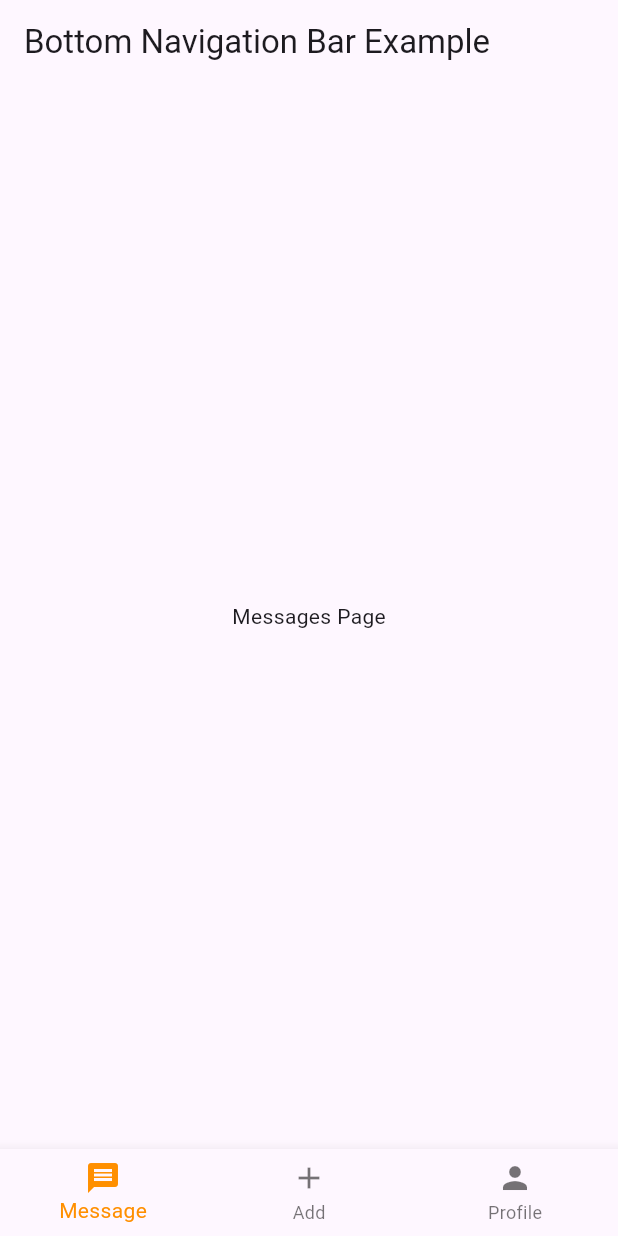
After one commit to Raunakshaw360/random_chat, a Flutter app: the Nav screen opened directly, on a phone screen of 412 x 824 dp. The commit adds this screen. Run offline on Flutter 3.47's test engine with Material 3 defaults, Android fonts, the phone set to English and light mode, and no system bars.

Commit message:
bottom navigation created

```diff
--- /dev/null
+++ b/lib/app_pages/app_pages/bottom_nav.dart
@@ -0,0 +1,70 @@
+import 'package:flutter/material.dart';
+
+void main() {
+  runApp(MyApp());
+}
+
+class MyApp extends StatelessWidget {
+  @override
+  Widget build(BuildContext context) {
+    return MaterialApp(
+      title: 'Bottom Navigation Bar Example',
+      theme: ThemeData(
+        primarySwatch: Colors.blue,
+      ),
+      home:Nav(),
+    );
+  }
+}
+
+class Nav extends StatefulWidget {
+  @override
+  _MyHomePageState createState() => _MyHomePageState();
+}
+
+class _MyHomePageState extends State<Nav> {
+  int _selectedIndex = 0;
+
+  static const List<Widget> _widgetOptions = <Widget>[
+    Text('Messages Page'),
+    Text('Add Page'),
+    Text('Profile Page'),
+  ];
+
+  void _onItemTapped(int index) {
+    setState(() {
+      _selectedIndex = index;
+    });
+  }
+
+  @override
+  Widget build(BuildContext context) {
+    return Scaffold(
+      appBar: AppBar(
+        title: Text('Bottom Navigation Bar Example'),
+      ),
+      body: Center(
+        child: _widgetOptions.elementAt(_selectedIndex),
+      ),
+      bottomNavigationBar: BottomNavigationBar(
+        items: const <BottomNavigationBarItem>[
+          BottomNavigationBarItem(
+            icon: Icon(Icons.message),
+            label: 'Message',
+          ),
+          BottomNavigationBarItem(
+            icon: Icon(Icons.add),
+            label: 'Add',
+          ),
+          BottomNavigationBarItem(
+            icon: Icon(Icons.person),
+            label: 'Profile',
+          ),
+        ],
+        currentIndex: _selectedIndex,
+        selectedItemColor: Colors.amber[800],
+        onTap: _onItemTapped,
+      ),
+    );
+  }
+}
--- /dev/null
+++ b/lib/app_pages/app_pages/contacts_screen.dart
@@ -0,0 +1,50 @@
+// lib/contacts_screen.dart
+import 'package:flutter/material.dart';
+
+class ContactsScreen extends StatelessWidget {
+  final List<Map<String, String>> contacts = [
+    {'name': 'John Doe', 'message': 'Hey there!', 'avatar': 'assets/avatar1.png'},
+    {'name': 'Jane Smith', 'message': 'Good morning!', 'avatar': 'assets/avatar2.png'},
+    {'name': 'Michael Johnson', 'message': 'Let\'s meet up.', 'avatar': 'assets/avatar3.png'},
+    {'name': 'John Doe', 'message': 'Hey there!', 'avatar': 'assets/avatar1.png'},
+    {'name': 'Jane Smith', 'message': 'Good morning!', 'avatar': 'assets/avatar2.png'},
+    {'name': 'Michael Johnson', 'message': 'Let\'s meet up.', 'avatar': 'assets/avatar3.png'},
+    {'name': 'John Doe', 'message': 'Hey there!', 'avatar': 'assets/avatar1.png'},
+    {'name': 'Jane Smith', 'message': 'Good morning!', 'avatar': 'assets/avatar2.png'},
+    {'name': 'Michael Johnson', 'message': 'Let\'s meet up.', 'avatar': 'assets/avatar3.png'},
+    {'name': 'John Doe', 'message': 'Hey there!', 'avatar': 'assets/avatar1.png'},
+    {'name': 'Jane Smith', 'message': 'Good morning!', 'avatar': 'assets/avatar2.png'},
+    {'name': 'Michael Johnson', 'message': 'Let\'s meet up.', 'avatar': 'assets/avatar3.png'},
+    {'name': 'John Doe', 'message': 'Hey there!', 'avatar': 'assets/avatar1.png'},
+    {'name': 'Jane Smith', 'message': 'Good morning!', 'avatar': 'assets/avatar2.png'},
+    {'name': 'Michael Johnson', 'message': 'Let\'s meet up.', 'avatar': 'assets/avatar3.png'},
+    {'name': 'John Doe', 'message': 'Hey there!', 'avatar': 'assets/avatar1.png'},
+    {'name': 'Jane Smith', 'message': 'Good morning!', 'avatar': 'assets/avatar2.png'},
+    {'name': 'Michael Johnson', 'message': 'Let\'s meet up.', 'avatar': 'assets/avatar3.png'},
+    // Add more contacts as needed
+  ];
+
+  @override
+  Widget build(BuildContext context) {
+    return Scaffold(
+      appBar: AppBar(
+        title: Text('Contacts'),
+      ),
+      body: ListView.builder(
+        itemCount: contacts.length,
+        itemBuilder: (context, index) {
+          return ListTile(
+            leading: CircleAvatar(
+              backgroundImage: AssetImage(contacts[index]['avatar']!),
+            ),
+            title: Text(contacts[index]['name']!),
+            subtitle: Text(contacts[index]['message']!),
+            onTap: () {
+              // Navigate to a detailed chat screen if needed
+            },
+          );
+        },
+      ),
+    );
+  }
+}
--- a/lib/app_pages/app_pages/home_page.dart
+++ b/lib/app_pages/app_pages/home_page.dart
@@ -40,12 +40,12 @@ class _ChatScreenState extends State<ChatScreen> {
   Widget build(BuildContext context) {
     return Scaffold(
       appBar: AppBar(
-        title: Text('Chat'),
+        title: Text('Random Chat',style: TextStyle(color: Colors.white),),
         backgroundColor: Colors.teal[700],
         elevation: 0,
         actions: [
           IconButton(
-            icon: Icon(Icons.more_vert),
+            icon: Icon(Icons.more_vert,color: Colors.white,),
             onPressed: () {},
           ),
         ],
--- a/lib/main.dart
+++ b/lib/main.dart
@@ -1,5 +1,7 @@
 import 'package:flutter/material.dart';
 
+import 'app_pages/app_pages/bottom_nav.dart';
+import 'app_pages/app_pages/contacts_screen.dart';
 import 'app_pages/app_pages/home_page.dart';
 
 void main() {
@@ -16,7 +18,7 @@ class MyApp extends StatelessWidget {
       theme: ThemeData(
         primarySwatch: Colors.blue,
       ),
-      home: ChatScreen(),
+      home: ContactsScreen(),
     );
   }
 }
```
